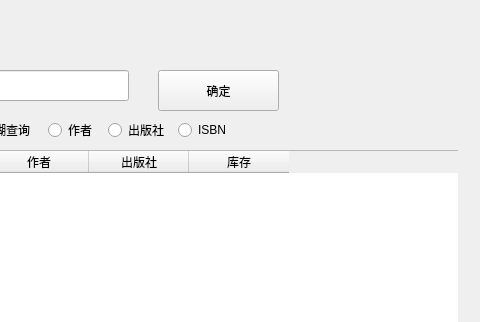
Before: the Qt Designer form librarysystem.ui in sdwangyu/LibraryDesign, drawn with Qt 5; both pictures show x 362 to 842 and y 0 to 322 of the 842 by 554 pixel window.
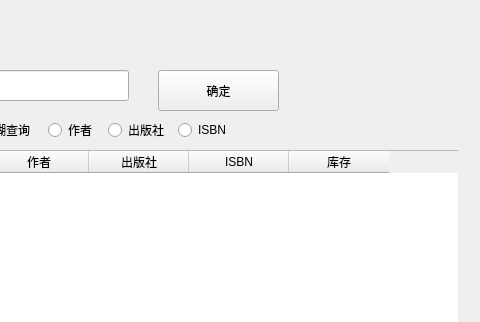
After: the same form once the commit is applied. The open tabs and pages were chosen to show the change.

What changed in the file:
```diff
--- a/librarysystem.ui
+++ b/librarysystem.ui
@@ -808,6 +808,11 @@
          <string>出版社</string>
         </property>
        </column>
+       <column>
+        <property name="text">
+         <string>ISBN</string>
+        </property>
+       </column>
        <column>
         <property name="text">
          <string>库存</string>
```
Left out of the diff: 9 changed lines with no effect on the pictures.
